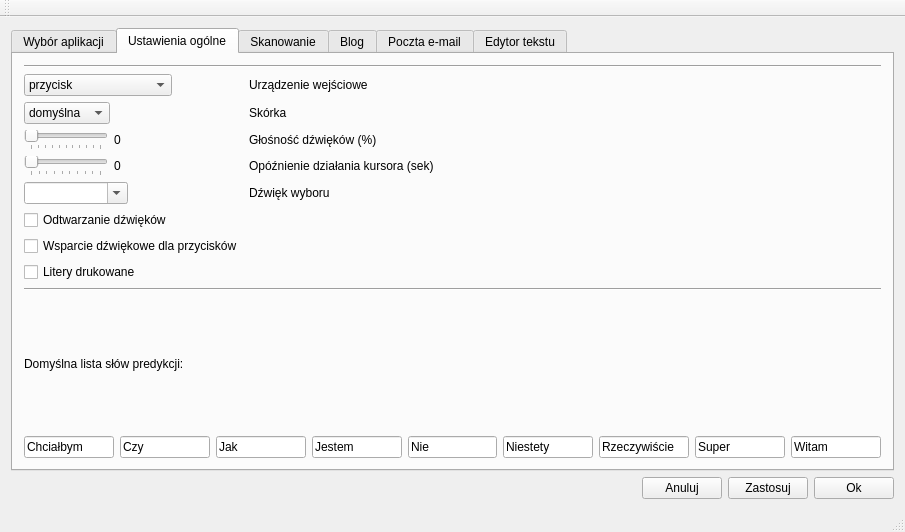
First picture: the form in admin_panel/panel.ui, repository BrainTech/pisak, before the edit.
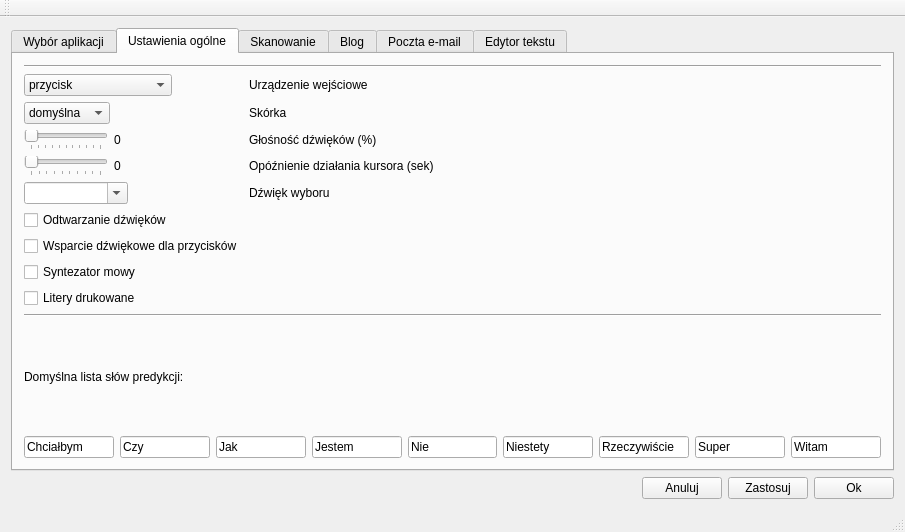
Second picture: the form after the edit. The open tabs and pages were chosen to show the change.

Commit message: Added speech synthesis check box to admin panel refs #2852

What changed in the file:
```diff
--- a/admin_panel/panel.ui
+++ b/admin_panel/panel.ui
@@ -397,13 +397,20 @@
                 </property>
                </widget>
               </item>
-              <item row="11" column="0">
+              <item row="12" column="0">
                <widget class="QCheckBox" name="checkBox_textCase">
                 <property name="text">
                  <string>Litery drukowane</string>
                 </property>
                </widget>
               </item>
+              <item row="11" column="0">
+               <widget class="QCheckBox" name="checkBox_speechSynthesis">
+                <property name="text">
+                 <string>Syntezator mowy</string>
+                </property>
+               </widget>
+              </item>
              </layout>
             </item>
             <item>
```
Left out of the diff: 2 changed lines with no effect on the pictures. The commit also changes 2 other files.
